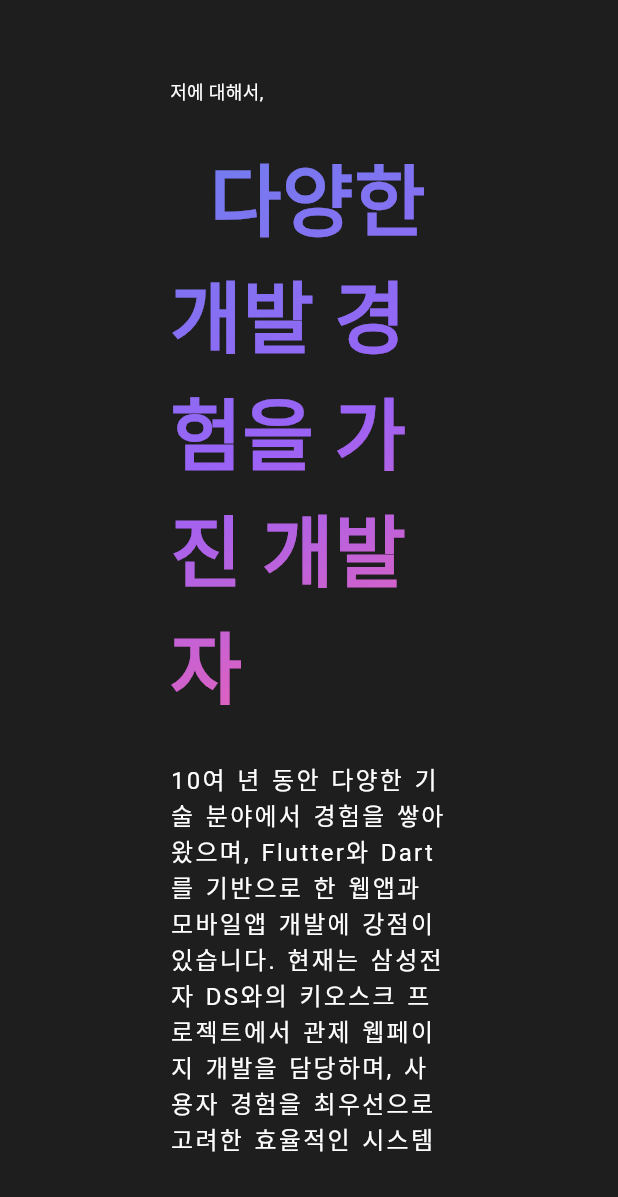
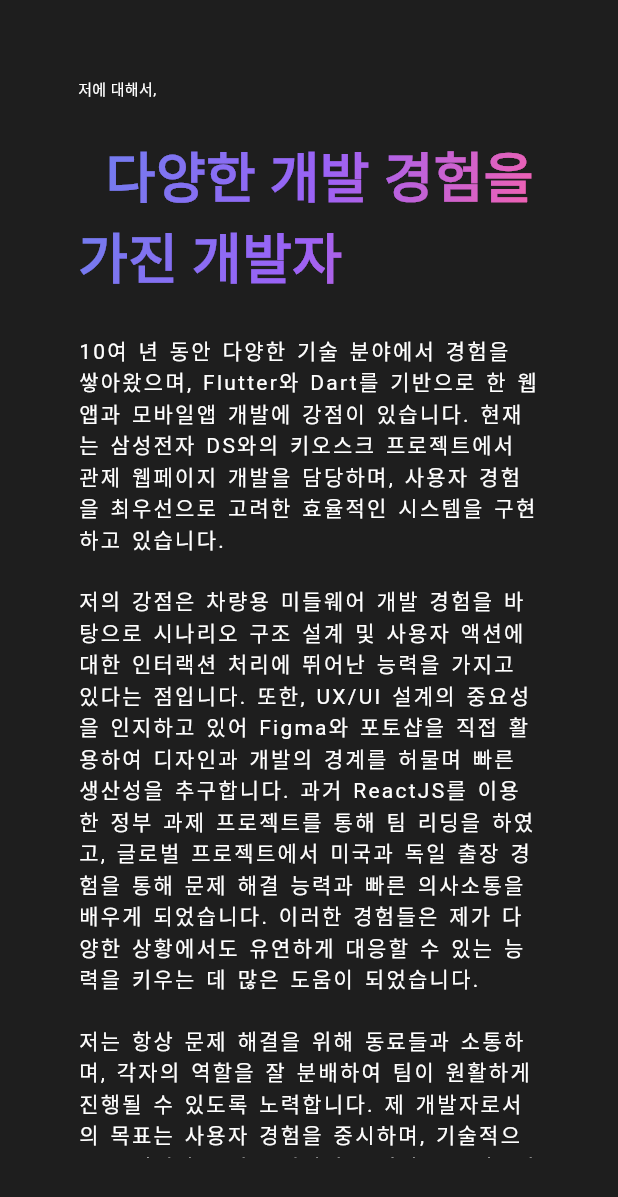
Before and after one commit to HonkenPark/honken_portfolio, a Flutter app: the AboutScreen screen opened directly, on a phone screen of 412 x 824 dp. Shown: the top 1197 px of the screen. Run offline on Flutter 3.47's test engine with Material 3 defaults, Android fonts, the phone set to English and light mode, and no system bars; our stand-ins replace flutter_animate, fluttertoast, get, responsive_framework.

Commit message:
FEAT(About,Project): Apply Responsive  - Project need to be additional modification

```diff
--- a/lib/views/about_screen.dart
+++ b/lib/views/about_screen.dart
@@ -1,10 +1,13 @@
 import 'package:flutter/material.dart';
+import 'package:responsive_framework/responsive_framework.dart';
 
 class AboutScreen extends StatelessWidget {
   const AboutScreen({super.key});
 
   @override
   Widget build(BuildContext context) {
+    final isDesktop = ResponsiveBreakpoints.of(context).largerThan(TABLET);
+
     return Scaffold(
       backgroundColor: const Color(0xFF1E1E1E),
       body: Padding(
@@ -12,18 +15,18 @@ class AboutScreen extends StatelessWidget {
         child: Center(
           child: ConstrainedBox(
             constraints: BoxConstraints(
-              maxWidth: MediaQuery.of(context).size.width * 0.45,
+              maxWidth: isDesktop ? MediaQuery.sizeOf(context).width * 0.45 : MediaQuery.sizeOf(context).width * 0.8,
             ),
             child: SingleChildScrollView(
               child: Column(
                 mainAxisAlignment: MainAxisAlignment.center,
                 crossAxisAlignment: CrossAxisAlignment.start,
                 children: [
-                  const Text(
+                  Text(
                     '저에 대해서,',
                     // 'Hi, I\'m',
                     style: TextStyle(
-                      fontSize: 12.0,
+                      fontSize: isDesktop ? 14.0 : 10.0,
                       color: Colors.white,
                     ),
                   ),
@@ -38,22 +41,22 @@ class AboutScreen extends StatelessWidget {
                       begin: Alignment.topLeft,
                       end: Alignment.bottomRight,
                     ).createShader(bounds),
-                    child: const Text(
+                    child: Text(
                       '  다양한 개발 경험을 가진 개발자  ',
                       // '  Honken Park  ',
                       style: TextStyle(
-                        fontSize: 52.0,
+                        fontSize: isDesktop ? 52.0 : 36.0,
                         fontWeight: FontWeight.bold,
                         color: Colors.white,
                       ),
                     ),
                   ),
                   const SizedBox(height: 24.0),
-                  const Text(
-                    '10여 년 동안 다양한 기술 분야에서 경험을 쌓아왔으며, Flutter와 Dart를 기반으로 한 웹앱과 모바일앱 개발에 강점이 있습니다. 현재는 삼성전자 DS와의 키오스크 프로젝트에서 관제 웹페이지 개발을 담당하며, 사용자 경험을 최우선으로 고려한 효율적인 시스템을 구현하고 있습니다. 저의 강점은 차량용 미들웨어 개발 경험을 바탕으로 시나리오 구조 설계 및 사용자 액션에 대한 인터랙션 처리에 뛰어난 능력을 가지고 있다는 점입니다. 또한, UX/UI 설계의 중요성을 인지하고 있어 Figma와 포토샵을 직접 활용하여 디자인과 개발의 경계를 허물며 빠른 생산성을 추구합니다. 과거 ReactJS를 이용한 정부 과제 프로젝트를 통해 팀 리딩을 하였고, 글로벌 프로젝트에서 미국과 독일 출장 경험을 통해 문제 해결 능력과 빠른 의사소통을 배우게 되었습니다. 이러한 경험들은 제가 다양한 상황에서도 유연하게 대응할 수 있는 능력을 키우는 데 많은 도움이 되었습니다. 저는 항상 문제 해결을 위해 동료들과 소통하며, 각자의 역할을 잘 분배하여 팀이 원활하게 진행될 수 있도록 노력합니다. 제 개발자로서의 목표는 사용자 경험을 중시하며, 기술적으로도 뛰어난 품질을 자랑하는 서비스를 제공하는 데 초점을 맞추고 있습니다.',
+                  Text(
+                    '10여 년 동안 다양한 기술 분야에서 경험을 쌓아왔으며, Flutter와 Dart를 기반으로 한 웹앱과 모바일앱 개발에 강점이 있습니다. 현재는 삼성전자 DS와의 키오스크 프로젝트에서 관제 웹페이지 개발을 담당하며, 사용자 경험을 최우선으로 고려한 효율적인 시스템을 구현하고 있습니다.\n\n저의 강점은 차량용 미들웨어 개발 경험을 바탕으로 시나리오 구조 설계 및 사용자 액션에 대한 인터랙션 처리에 뛰어난 능력을 가지고 있다는 점입니다. 또한, UX/UI 설계의 중요성을 인지하고 있어 Figma와 포토샵을 직접 활용하여 디자인과 개발의 경계를 허물며 빠른 생산성을 추구합니다. 과거 ReactJS를 이용한 정부 과제 프로젝트를 통해 팀 리딩을 하였고, 글로벌 프로젝트에서 미국과 독일 출장 경험을 통해 문제 해결 능력과 빠른 의사소통을 배우게 되었습니다. 이러한 경험들은 제가 다양한 상황에서도 유연하게 대응할 수 있는 능력을 키우는 데 많은 도움이 되었습니다.\n\n저는 항상 문제 해결을 위해 동료들과 소통하며, 각자의 역할을 잘 분배하여 팀이 원활하게 진행될 수 있도록 노력합니다. 제 개발자로서의 목표는 사용자 경험을 중시하며, 기술적으로도 뛰어난 품질을 자랑하는 서비스를 제공하는 데 초점을 맞추고 있습니다.',
                     // 'With over 10 years of experience in various technical fields, I currently focus on developing web and mobile applications using Flutter and Dart. I’m particularly involved in the kiosk project with Samsung Electronics DS, where I’m responsible for developing the control web pages, always prioritizing user experience to build efficient systems. My strengths lie in scenario structure design and interaction handling, which I gained from my background in automotive middleware development. Additionally, I’m passionate about UX/UI design and often use tools like Figma and Photoshop to bridge the gap between design and development, creating practical and impactful solutions. Having led a government project using ReactJS, I gained valuable experience in team leadership. My international exposure in the US and Germany helped me develop problem-solving skills and effective communication in diverse environments. These experiences have shaped my ability to adapt quickly and efficiently to various challenges. I thrive on collaborating with my teammates to find solutions and quickly allocate roles to ensure smooth project progress. My portfolio is centered on delivering services that emphasize exceptional user experiences while maintaining high technical quality.',
                     style: TextStyle(
-                      fontSize: 16.0,
+                      fontSize: isDesktop ? 16.0 : 14.0,
                       fontWeight: FontWeight.normal,
                       color: Colors.white,
                       letterSpacing: 1.5,
--- a/lib/views/contact_screen.dart
+++ b/lib/views/contact_screen.dart
@@ -91,7 +91,7 @@ class ContactScreen extends StatelessWidget {
                 'honken.park@gmail.com',
                 style: TextStyle(
                   fontWeight: FontWeight.bold,
-                  fontSize: MediaQuery.of(context).size.width * 0.02,
+                  fontSize: MediaQuery.sizeOf(context).width * 0.02,
                   color: Colors.white,
                 ),
               ),
--- a/lib/views/main.dart
+++ b/lib/views/main.dart
@@ -81,7 +81,7 @@ class _MainScreenState extends State<MainScreen> {
             ],
             currentIndex: navIndex,
             showUnselectedLabels: true,
-            iconSize: MediaQuery.of(context).size.width * 0.03,
+            iconSize: MediaQuery.sizeOf(context).width * 0.03,
             selectedItemColor: const Color(0xFFFF6347),
             unselectedItemColor: const Color(0xFF656C7A),
             onTap: _onItemTapped,
--- a/lib/widgets/tech_gridview_widget.dart
+++ b/lib/widgets/tech_gridview_widget.dart
@@ -115,7 +115,7 @@ class _TechGridViewWidgetState extends State<TechGridViewWidget> {
             mainAxisAlignment: MainAxisAlignment.center,
             children: [
               Container(
-                height: MediaQuery.of(context).size.height * 0.1,
+                height: MediaQuery.sizeOf(context).height * 0.1,
                 decoration: BoxDecoration(
                   image: DecorationImage(
                     opacity: techImageList[idx]['enable'] ? 1 : 0.2,
```
Also changed, not shown: lib/views/project_screen.dart (+15 -11 lines).
